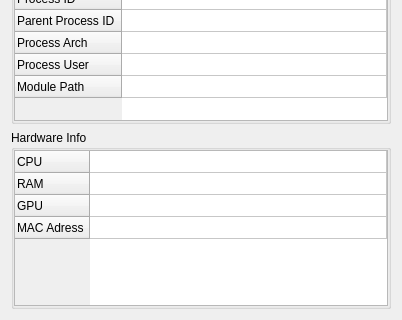
First picture: the form in client/Data/UIs/SmallWidgets/SessionInfo.ui, repository dmcxblue/Havoc, before the edit; both pictures show x 0 to 402 and y 282 to 602 of the 402 by 602 pixel window.
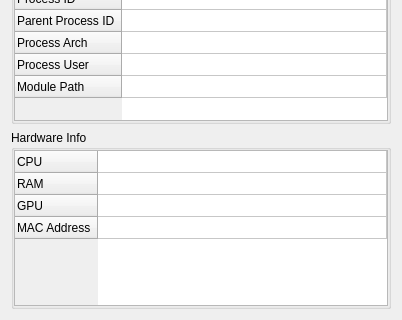
Second picture: the form after the edit.

```diff
--- a/client/Data/UIs/SmallWidgets/SessionInfo.ui
+++ b/client/Data/UIs/SmallWidgets/SessionInfo.ui
@@ -150,7 +150,7 @@
         </row>
         <row>
          <property name="text">
-          <string>MAC Adress</string>
+          <string>MAC Address</string>
          </property>
         </row>
         <column>
```
